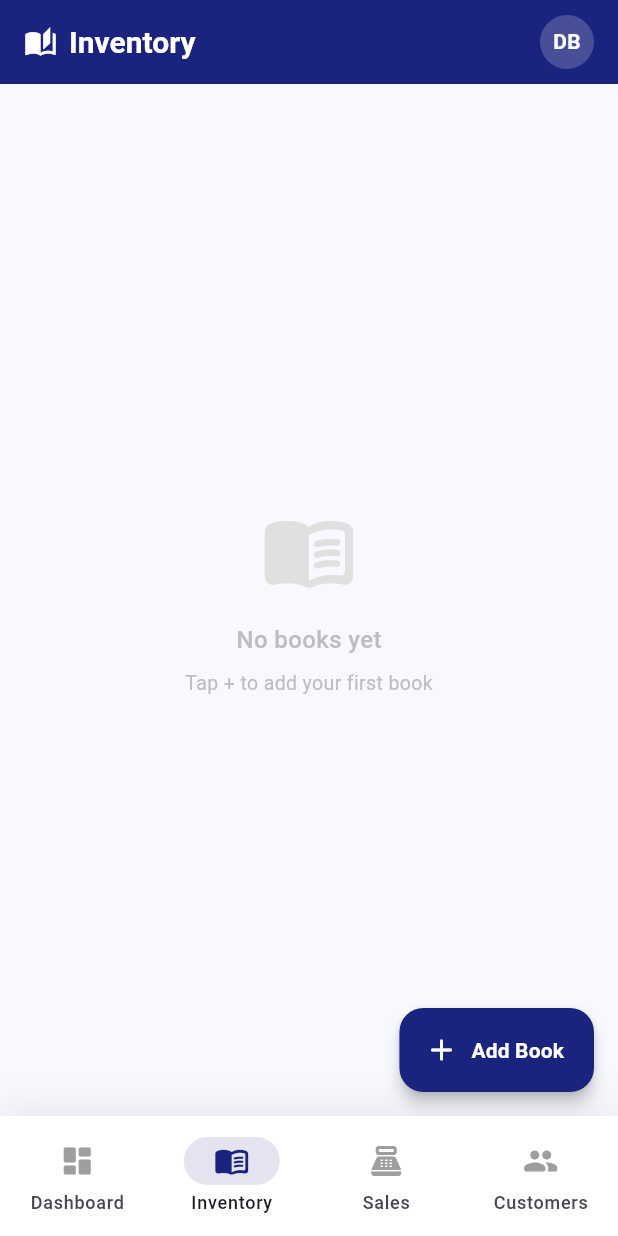
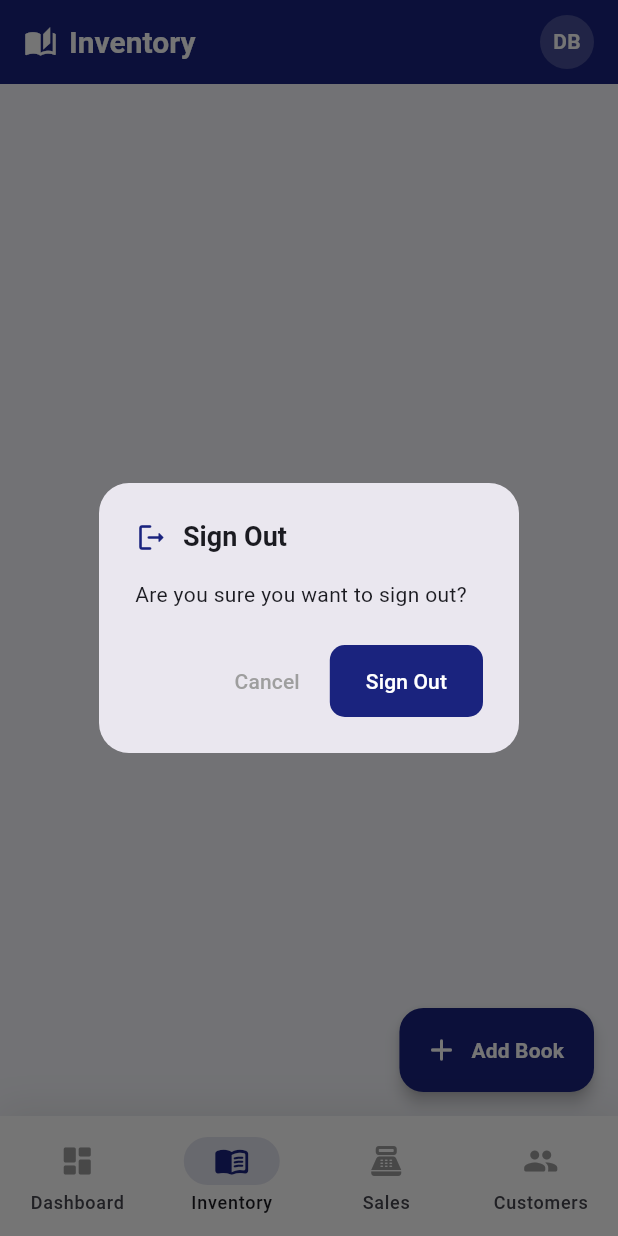
Before and after one commit to Julius-Mukubya/duka_book, a Flutter app: the screen it shows once a user with an empty profile is signed in, item 2 of the bottom bar chosen, after a tap on "DB", on a phone screen of 412 x 824 dp. Run offline on Flutter 3.47's test engine with Material 3 defaults, Android fonts, the phone set to English and light mode, and no system bars; our stand-ins replace cloud_firestore, firebase_auth, firebase_core; accounts and stored records are empty.

Commit message:
Add logout confirmation dialog when tapping profile icon

```diff
--- a/lib/main.dart
+++ b/lib/main.dart
@@ -175,7 +175,40 @@ class _HomeShellState extends State<HomeShell> {
           Padding(
             padding: const EdgeInsets.only(right: 16),
             child: GestureDetector(
-              onTap: () => AuthStore.instance.signOut(),
+              onTap: () {
+                showDialog(
+                  context: context,
+                  builder: (ctx) => AlertDialog(
+                    shape: RoundedRectangleBorder(borderRadius: BorderRadius.circular(20)),
+                    title: const Row(
+                      children: [
+                        Icon(Icons.logout_rounded, color: Color(0xFF1A237E), size: 22),
+                        SizedBox(width: 10),
+                        Text('Sign Out', style: TextStyle(fontSize: 18, fontWeight: FontWeight.w700)),
+                      ],
+                    ),
+                    content: const Text('Are you sure you want to sign out?'),
+                    actions: [
+                      TextButton(
+                        onPressed: () => Navigator.pop(ctx),
+                        child: const Text('Cancel', style: TextStyle(color: Colors.grey)),
+                      ),
+                      ElevatedButton(
+                        onPressed: () {
+                          Navigator.pop(ctx);
+                          AuthStore.instance.signOut();
+                        },
+                        style: ElevatedButton.styleFrom(
+                          backgroundColor: const Color(0xFF1A237E),
+                          foregroundColor: Colors.white,
+                          shape: RoundedRectangleBorder(borderRadius: BorderRadius.circular(10)),
+                        ),
+                        child: const Text('Sign Out'),
+                      ),
+                    ],
+                  ),
+                );
+              },
               child: CircleAvatar(
                 backgroundColor: Colors.white.withOpacity(0.2),
                 radius: 18,
```
